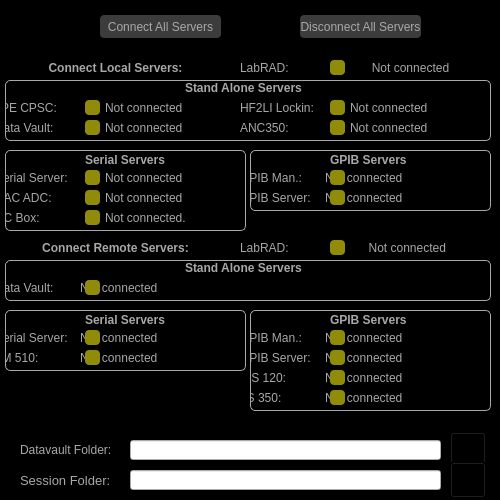
This is Scanner GUI/LabRADConnect/LabRADConnect.ui in afylab/nanoSQUID-Scanning-Software as Qt 5 draws it before an edit. The edited form follows.
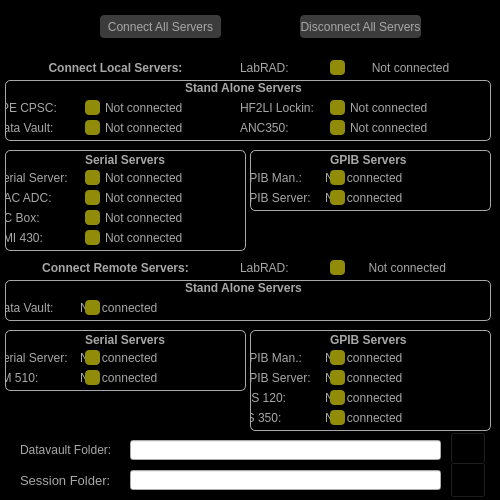
This is the edited form. Icons and pictures are not drawn.

What changed in the file:
```diff
--- a/Scanner GUI/LabRADConnect/LabRADConnect.ui
+++ b/Scanner GUI/LabRADConnect/LabRADConnect.ui
@@ -158,7 +158,7 @@
     <property name="geometry">
      <rect>
       <x>5</x>
-      <y>260</y>
+      <y>280</y>
       <width>486</width>
       <height>41</height>
      </rect>
@@ -254,7 +254,7 @@
     <property name="geometry">
      <rect>
       <x>240</x>
-      <y>240</y>
+      <y>260</y>
       <width>80</width>
       <height>15</height>
      </rect>
@@ -270,7 +270,7 @@
     <property name="geometry">
      <rect>
       <x>330</x>
-      <y>240</y>
+      <y>260</y>
       <width>15</width>
       <height>15</height>
      </rect>
@@ -289,7 +289,7 @@
     <property name="geometry">
      <rect>
       <x>325</x>
-      <y>240</y>
+      <y>260</y>
       <width>121</width>
       <height>16</height>
      </rect>
@@ -311,7 +311,7 @@
     <property name="geometry">
      <rect>
       <x>5</x>
-      <y>310</y>
+      <y>330</y>
       <width>241</width>
       <height>61</height>
      </rect>
@@ -464,7 +464,7 @@
     <property name="geometry">
      <rect>
       <x>250</x>
-      <y>310</y>
+      <y>330</y>
       <width>241</width>
       <height>101</height>
      </rect>
@@ -1212,7 +1212,7 @@
       <x>5</x>
       <y>150</y>
       <width>241</width>
-      <height>81</height>
+      <height>101</height>
      </rect>
     </property>
     <property name="styleSheet">
@@ -1391,7 +1391,7 @@
 }</string>
      </property>
      <property name="text">
-      <string>Not connected.</string>
+      <string>Not connected</string>
      </property>
     </widget>
     <widget class="QLabel" name="label_DCBox">
@@ -1410,6 +1410,61 @@
       <string>DC Box:</string>
      </property>
     </widget>
+    <widget class="QLabel" name="label_AMI430_status">
+     <property name="geometry">
+      <rect>
+       <x>100</x>
+       <y>80</y>
+       <width>121</width>
+       <height>15</height>
+      </rect>
+     </property>
+     <property name="styleSheet">
+      <string notr="true">#label_AMI430_status{
+color:rgb(168,168,168);
+qproperty-alignment: 'AlignVCenter | AlignCenter';
+}</string>
+     </property>
+     <property name="text">
+      <string>Not connected</string>
+     </property>
+    </widget>
+    <widget class="QPushButton" name="push_AMI430">
+     <property name="geometry">
+      <rect>
+       <x>80</x>
+       <y>80</y>
+       <width>15</width>
+       <height>15</height>
+      </rect>
+     </property>
+     <property name="styleSheet">
+      <string notr="true">#push_AMI430
+{
+background: rgb(144, 140, 9);
+ border-radius: 4px;
+}</string>
+     </property>
+     <property name="text">
+      <string/>
+     </property>
+    </widget>
+    <widget class="QLabel" name="label_DCBox_2">
+     <property name="geometry">
+      <rect>
+       <x>-10</x>
+       <y>80</y>
+       <width>80</width>
+       <height>15</height>
+      </rect>
+     </property>
+     <property name="styleSheet">
+      <string notr="true"/>
+     </property>
+     <property name="text">
+      <string>AMI 430:</string>
+     </property>
+    </widget>
    </widget>
    <widget class="QPushButton" name="push_ConnectLocal">
     <property name="geometry">
@@ -1448,7 +1503,7 @@
     <property name="geometry">
      <rect>
       <x>30</x>
-      <y>240</y>
+      <y>260</y>
       <width>171</width>
       <height>16</height>
      </rect>
```
